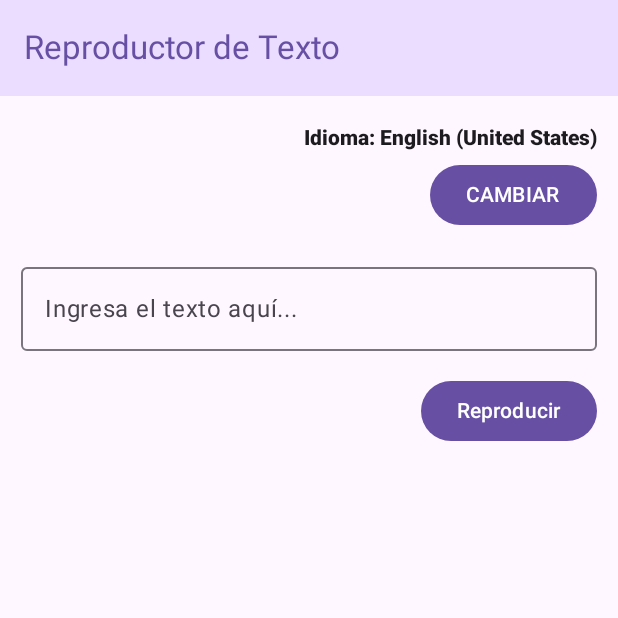
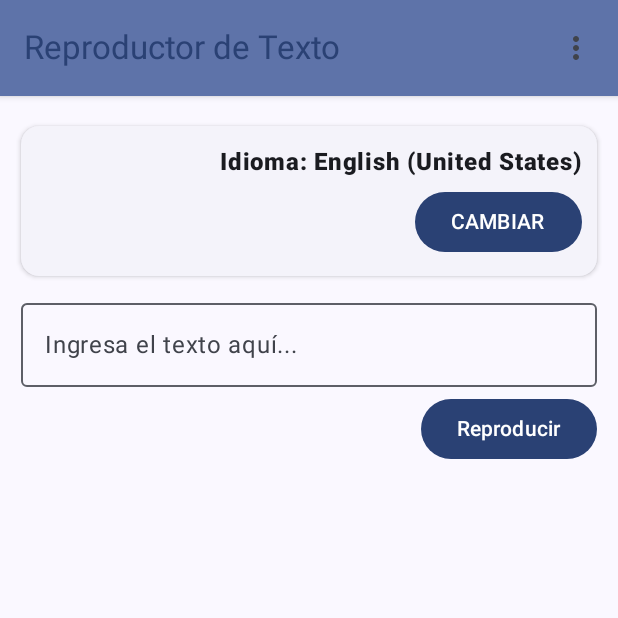
Before and after one commit to jcamilo1599/kotlin_text-to-speech, an Android app built with Jetpack Compose: the screen it shows after launch (MainActivity), on a phone screen of 412 x 824 dp, the top half of it. Run offline under Robolectric (Android 15) with nearby library versions, the phone set to English and light mode, and no system bars.

Commit message:
Se finaliza el desarrollo básico del reproductor de texto

```diff
--- a/app/src/main/java/com/worsof/text_player/MainActivity.kt
+++ b/app/src/main/java/com/worsof/text_player/MainActivity.kt
@@ -2,10 +2,15 @@ package com.worsof.text_player
 
 import android.os.Bundle
 import android.speech.tts.TextToSpeech
+import android.widget.Toast
 import androidx.activity.ComponentActivity
 import androidx.activity.compose.setContent
+import androidx.compose.foundation.layout.fillMaxSize
+import androidx.compose.material3.Surface
 import androidx.compose.runtime.*
+import androidx.compose.ui.Modifier
 import com.worsof.text_player.ui.presentation.App
+import com.worsof.text_player.ui.theme.TextPlayerTheme
 import java.util.*
 
 class MainActivity : ComponentActivity(), TextToSpeech.OnInitListener {
@@ -35,9 +40,19 @@ class MainActivity : ComponentActivity(), TextToSpeech.OnInitListener {
         }
 
         setContent {
-            App(tts, languages, selectedLanguage) { newLocale ->
-                selectedLanguage = newLocale
-                tts?.language = selectedLanguage
+            TextPlayerTheme {
+                Surface(modifier = Modifier.fillMaxSize()) {
+                    App(tts, languages, selectedLanguage) { newLang ->
+                        selectedLanguage = newLang
+                        tts?.language = selectedLanguage
+
+                        Toast.makeText(
+                            this,
+                            "Idioma de reproducción: ${newLang.displayName}",
+                            Toast.LENGTH_SHORT
+                        ).show()
+                    }
+                }
             }
         }
     }
--- a/app/src/main/java/com/worsof/text_player/ui/presentation/App.kt
+++ b/app/src/main/java/com/worsof/text_player/ui/presentation/App.kt
@@ -1,10 +1,16 @@
 package com.worsof.text_player.ui.presentation
 
 import android.speech.tts.TextToSpeech
+import androidx.compose.foundation.layout.Column
+import androidx.compose.foundation.layout.fillMaxSize
+import androidx.compose.foundation.layout.padding
+import androidx.compose.material3.Scaffold
 import androidx.compose.runtime.Composable
+import androidx.compose.ui.Modifier
 import androidx.navigation.compose.NavHost
 import androidx.navigation.compose.composable
 import androidx.navigation.compose.rememberNavController
+import com.worsof.text_player.ui.presentation.common.organisms.AppBar
 import com.worsof.text_player.ui.presentation.pages.SelectLang
 import com.worsof.text_player.ui.presentation.pages.StartPage
 import java.util.Locale
@@ -18,6 +24,15 @@ fun App(
 ) {
     val navController = rememberNavController()
 
+    Scaffold(
+        modifier = Modifier.fillMaxSize(),
+        topBar = { AppBar() },
+    ) { innerPadding ->
+        Column(
+            modifier = Modifier
+                .fillMaxSize()
+                .padding(innerPadding),
+        ) {
             NavHost(navController = navController, startDestination = "start") {
                 composable(route = "start") { StartPage(tts, selectedLanguage, navController) }
 
@@ -31,3 +46,5 @@ fun App(
                 }
             }
         }
+    }
+}
--- a/app/src/main/java/com/worsof/text_player/ui/presentation/common/NavSelectLangBtn.kt
+++ /dev/null
@@ -1,39 +0,0 @@
-package com.worsof.text_player.ui.presentation.common
-
-import androidx.compose.foundation.layout.Row
-import androidx.compose.foundation.layout.Spacer
-import androidx.compose.foundation.layout.fillMaxWidth
-import androidx.compose.foundation.layout.height
-import androidx.compose.material3.Button
-import androidx.compose.material3.Text
-import androidx.compose.runtime.Composable
-import androidx.compose.ui.Modifier
-import androidx.compose.ui.text.font.FontWeight
-import androidx.compose.ui.unit.dp
-import androidx.navigation.NavController
-import java.util.Locale
-
-@Composable
-fun NavSelectLangBtn(selectedLanguage: Locale, navController: NavController) {
-    Row(modifier = Modifier.fillMaxWidth()) {
-        Spacer(modifier = Modifier.weight(1f))
-        Text(
-            text = "Idioma: ${selectedLanguage.displayName}",
-            fontWeight = FontWeight.Black,
-        )
-    }
-
-    Spacer(modifier = Modifier.height(6.dp))
-
-    Row(modifier = Modifier.fillMaxWidth()) {
-        // Empuja el botón hacia la derecha
-        Spacer(modifier = Modifier.weight(1f))
-
-        Button(
-            onClick = { navController.navigate("selectLang") },
-            content = {
-                Text(text = "CAMBIAR")
-            }
-        )
-    }
-}
--- /dev/null
+++ b/app/src/main/java/com/worsof/text_player/ui/presentation/common/atoms/CustomCard.kt
@@ -0,0 +1,17 @@
+package com.worsof.text_player.ui.presentation.common.atoms
+
+import androidx.compose.foundation.layout.ColumnScope
+import androidx.compose.foundation.layout.fillMaxSize
+import androidx.compose.material3.CardDefaults
+import androidx.compose.material3.ElevatedCard
+import androidx.compose.runtime.Composable
+import androidx.compose.ui.Modifier
+import androidx.compose.ui.unit.dp
+
+@Composable
+fun CustomCard(content: @Composable ColumnScope.() -> Unit) {
+    ElevatedCard(
+        elevation = CardDefaults.cardElevation(defaultElevation = 2.dp),
+        modifier = Modifier.fillMaxSize()
+    ) { content() }
+}
--- a/app/src/main/java/com/worsof/text_player/ui/presentation/common/PlayTextBtn.kt
+++ b/app/src/main/java/com/worsof/text_player/ui/presentation/common/atoms/PlayTextBtn.kt
@@ -1,4 +1,4 @@
-package com.worsof.text_player.ui.presentation.common
+package com.worsof.text_player.ui.presentation.common.atoms
 
 import android.speech.tts.TextToSpeech
 import androidx.compose.foundation.layout.Row
--- a/app/src/main/java/com/worsof/text_player/ui/presentation/common/TextEntryField.kt
+++ b/app/src/main/java/com/worsof/text_player/ui/presentation/common/atoms/TextEntryField.kt
@@ -1,4 +1,4 @@
-package com.worsof.text_player.ui.presentation.common
+package com.worsof.text_player.ui.presentation.common.atoms
 
 import androidx.compose.foundation.layout.fillMaxWidth
 import androidx.compose.material3.OutlinedTextField
--- /dev/null
+++ b/app/src/main/java/com/worsof/text_player/ui/presentation/common/molecules/SelectLang.kt
@@ -0,0 +1,51 @@
+package com.worsof.text_player.ui.presentation.common.molecules
+
+import androidx.compose.foundation.layout.Column
+import androidx.compose.foundation.layout.Row
+import androidx.compose.foundation.layout.Spacer
+import androidx.compose.foundation.layout.fillMaxWidth
+import androidx.compose.foundation.layout.height
+import androidx.compose.foundation.layout.padding
+import androidx.compose.material3.Button
+import androidx.compose.material3.Text
+import androidx.compose.runtime.Composable
+import androidx.compose.ui.Modifier
+import androidx.compose.ui.text.font.FontWeight
+import androidx.compose.ui.unit.dp
+import androidx.navigation.NavController
+import com.worsof.text_player.ui.presentation.common.atoms.CustomCard
+import java.util.Locale
+
+@Composable
+fun SelectLangMolecule(selectedLanguage: Locale, navController: NavController) {
+    CustomCard(content = {
+        Column(
+            modifier = Modifier.padding(
+                horizontal = 10.dp,
+                vertical = 12.dp,
+            ),
+        ) {
+            Row(modifier = Modifier.fillMaxWidth()) {
+                Spacer(modifier = Modifier.weight(1f))
+                Text(
+                    text = "Idioma: ${selectedLanguage.displayName}",
+                    fontWeight = FontWeight.Black,
+                )
+            }
+
+            Spacer(modifier = Modifier.height(4.dp))
+
+            Row(modifier = Modifier.fillMaxWidth()) {
+                // Empuja el botón hacia la derecha
+                Spacer(modifier = Modifier.weight(1f))
+
+                Button(
+                    onClick = { navController.navigate("selectLang") },
+                    content = {
+                        Text(text = "CAMBIAR")
+                    }
+                )
+            }
+        }
+    })
+}
--- /dev/null
+++ b/app/src/main/java/com/worsof/text_player/ui/presentation/common/organisms/AppBar.kt
@@ -0,0 +1,58 @@
+package com.worsof.text_player.ui.presentation.common.organisms
+
+import androidx.compose.material.icons.Icons
+import androidx.compose.material.icons.filled.MoreVert
+import androidx.compose.material3.DropdownMenu
+import androidx.compose.material3.DropdownMenuItem
+import androidx.compose.material3.ExperimentalMaterial3Api
+import androidx.compose.material3.Icon
+import androidx.compose.material3.IconButton
+import androidx.compose.material3.MaterialTheme
+import androidx.compose.material3.Surface
+import androidx.compose.material3.Text
+import androidx.compose.material3.TopAppBar
+import androidx.compose.material3.TopAppBarDefaults
+import androidx.compose.runtime.Composable
+import androidx.compose.runtime.getValue
+import androidx.compose.runtime.mutableStateOf
+import androidx.compose.runtime.remember
+import androidx.compose.runtime.setValue
+import androidx.compose.ui.text.style.TextOverflow
+import androidx.compose.ui.unit.dp
+
+@OptIn(ExperimentalMaterial3Api::class)
+@Composable
+fun AppBar() {
+    var expanded by remember { mutableStateOf(false) }
+
+    Surface(shadowElevation = 3.dp) {
+        TopAppBar(
+            colors = TopAppBarDefaults.topAppBarColors(
+                containerColor = MaterialTheme.colorScheme.primaryContainer,
+                titleContentColor = MaterialTheme.colorScheme.primary,
+            ),
+            title = {
+                Text(
+                    text = "Reproductor de Texto",
+                    maxLines = 1,
+                    overflow = TextOverflow.Ellipsis,
+                )
+            },
+            actions = {
+                IconButton(onClick = { expanded = !expanded }) {
+                    Icon(Icons.Filled.MoreVert, contentDescription = "Acciones")
+                }
+
+                DropdownMenu(
+                    expanded = expanded,
+                    onDismissRequest = { expanded = false }
+                ) {
+                    DropdownMenuItem(
+                        text = { Text("Política de Privacidad") },
+                        onClick = { }
+                    )
+                }
+            }
+        )
+    }
+}
--- a/app/src/main/java/com/worsof/text_player/ui/presentation/pages/StartPage.kt
+++ b/app/src/main/java/com/worsof/text_player/ui/presentation/pages/StartPage.kt
@@ -2,7 +2,6 @@ package com.worsof.text_player.ui.presentation.pages
 
 import android.speech.tts.TextToSpeech
 import androidx.compose.foundation.gestures.detectTapGestures
-import androidx.compose.foundation.layout.Arrangement
 import androidx.compose.foundation.layout.Box
 import androidx.compose.foundation.layout.Column
 import androidx.compose.foundation.layout.Spacer
@@ -11,12 +10,6 @@ import androidx.compose.foundation.layout.height
 import androidx.compose.foundation.layout.padding
 import androidx.compose.foundation.rememberScrollState
 import androidx.compose.foundation.verticalScroll
-import androidx.compose.material3.ExperimentalMaterial3Api
-import androidx.compose.material3.MaterialTheme
-import androidx.compose.material3.Scaffold
-import androidx.compose.material3.Text
-import androidx.compose.material3.TopAppBar
-import androidx.compose.material3.TopAppBarDefaults
 import androidx.compose.runtime.Composable
 import androidx.compose.runtime.getValue
 import androidx.compose.runtime.mutableStateOf
@@ -27,40 +20,21 @@ import androidx.compose.ui.input.pointer.pointerInput
 import androidx.compose.ui.platform.LocalFocusManager
 import androidx.compose.ui.unit.dp
 import androidx.navigation.NavController
-import com.worsof.text_player.ui.presentation.common.NavSelectLangBtn
-import com.worsof.text_player.ui.presentation.common.PlayTextBtn
-import com.worsof.text_player.ui.presentation.common.TextEntryField
+import com.worsof.text_player.ui.presentation.common.molecules.SelectLangMolecule
+import com.worsof.text_player.ui.presentation.common.atoms.PlayTextBtn
+import com.worsof.text_player.ui.presentation.common.atoms.TextEntryField
 import java.util.Locale
 
-@OptIn(ExperimentalMaterial3Api::class)
 @Composable
 fun StartPage(tts: TextToSpeech?, selectedLanguage: Locale, navController: NavController) {
     var text by remember { mutableStateOf("") }
     val focusManager = LocalFocusManager.current
     val scrollState = rememberScrollState()
 
-    Scaffold(
-        topBar = {
-            TopAppBar(
-                colors = TopAppBarDefaults.topAppBarColors(
-                    containerColor = MaterialTheme.colorScheme.primaryContainer,
-                    titleContentColor = MaterialTheme.colorScheme.primary,
-                ),
-                title = {
-                    Text("Reproductor de Texto")
-                }
-            )
-        },
-    ) { innerPadding ->
-        Column(
-            modifier = Modifier
-                .padding(innerPadding)
-                .verticalScroll(scrollState),
-            verticalArrangement = Arrangement.spacedBy(16.dp),
-        ) {
     Box(
         modifier = Modifier
             .fillMaxSize()
+            .verticalScroll(scrollState)
             .pointerInput(Unit) {
                 // Detectar eventos de toque y quitar el foco del TextField
                 detectTapGestures(
@@ -75,13 +49,11 @@ fun StartPage(tts: TextToSpeech?, selectedLanguage: Locale, navController: NavCo
             )
     ) {
         Column {
-                    NavSelectLangBtn(selectedLanguage, navController)
-                    Spacer(modifier = Modifier.height(16.dp))
+            SelectLangMolecule(selectedLanguage, navController)
+            Spacer(modifier = Modifier.height(10.dp))
             TextEntryField(text = text, onTextChange = { text = it })
-                    Spacer(modifier = Modifier.height(16.dp))
+            Spacer(modifier = Modifier.height(4.dp))
             PlayTextBtn(text, tts)
         }
     }
 }
-    }
-}
```
Also changed, not shown: app/src/main/java/com/worsof/text_player/ui/presentation/common/LanguageDropdown.kt (deleted, +0 -72 lines), app/src/main/java/com/worsof/text_player/ui/presentation/pages/SelectLang.kt (+57 -4 lines). Lines whose indentation alone changed are shown as unchanged.
